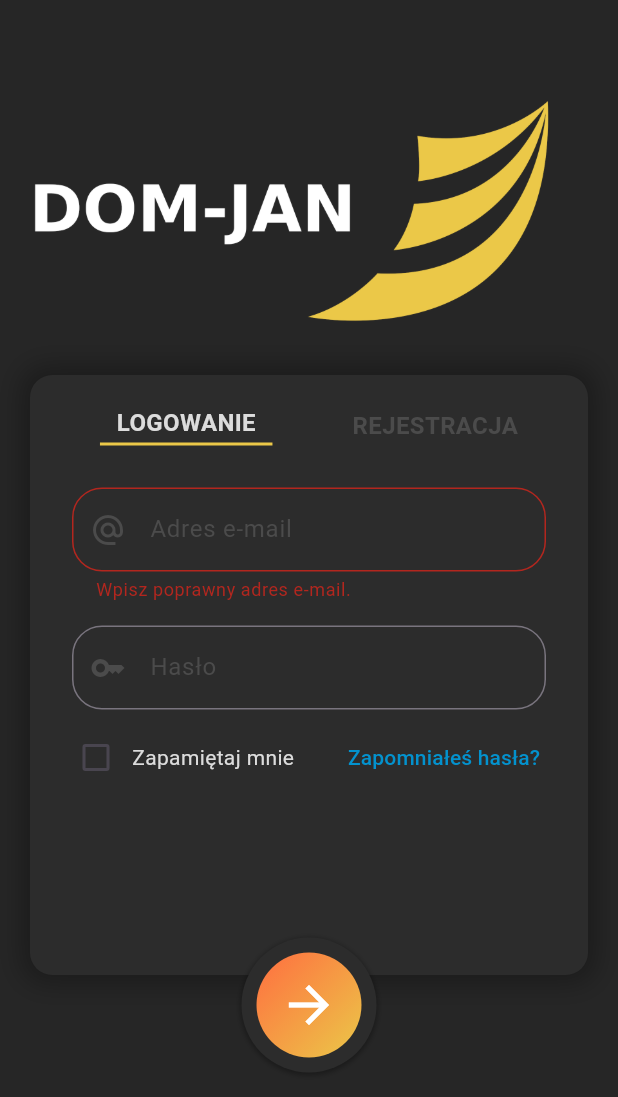
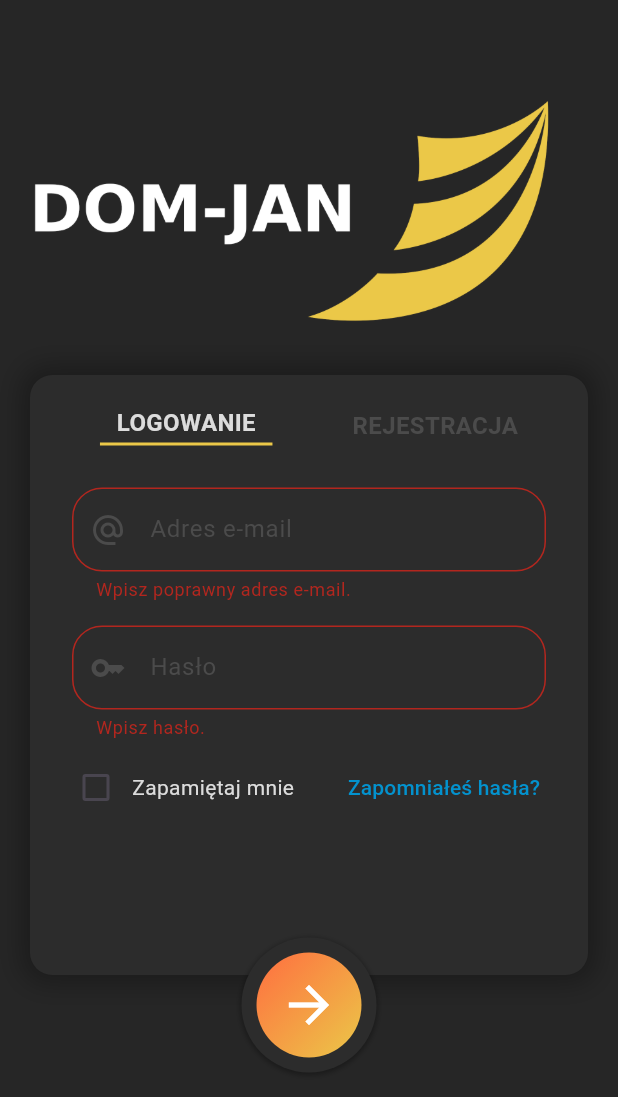
Before and after one commit to xnrado/domjan, a Flutter app: the screen it shows after launch, after a tap on the "arrow forward" icon, on a phone screen of 412 x 824 dp. Shown: the top 1097 px of the screen. Run offline on Flutter 3.47's test engine with Material 2 defaults, Android fonts, the phone set to English and light mode, and no system bars; our stand-ins replace firebase_auth, firebase_core, flutter_dotenv, shared_preferences, table_calendar; missing offline and left inert: mysql1; accounts and stored records are empty.

Commit message:
Misc work
- More work on the calendar
- New view for inputing the driver code '/code/'
- Rewrote a big chunk of Login View

```diff
--- a/lib/globals.dart
+++ b/lib/globals.dart
@@ -1,6 +1,4 @@
 library domjan.globals;
-
-import 'package:shared_preferences/shared_preferences.dart';
 
 var conn;
 var prefs;
--- a/lib/main.dart
+++ b/lib/main.dart
@@ -11,6 +11,7 @@ import 'firebase_options.dart';
 
 import 'views/login_view.dart';
 import 'views/home_view.dart';
+import 'views/code_view.dart';
 
 import 'globals.dart' as globals;
 
@@ -65,7 +66,11 @@ class MyApp extends StatelessWidget {
               FirebaseAuth.instance.signInWithEmailAndPassword(
                   email: preferences['email'] as String,
                   password: preferences['password'] as String);
-              return const HomeView();
+              if (preferences['code']?.isNotEmpty ?? false) {
+                return const HomeView();
+              } else {
+                return const CodeView();
+              }
             } else {
               return const LoginView();
             }
@@ -76,7 +81,8 @@ class MyApp extends StatelessWidget {
       ),
       routes: {
         '/login/': (context) => const LoginView(),
-        '/home/': (context) => const HomeView()
+        '/home/': (context) => const HomeView(),
+        '/code/': (context) => const CodeView()
       },
     );
   }
@@ -89,6 +95,7 @@ Future<Map> getPreferences() async {
   pref['email'] = globals.prefs.getString('email');
   pref['password'] = globals.prefs.getString('password');
   pref['isRememberMe'] = globals.prefs.getBool('remember');
+  pref['code'] = globals.prefs.getString('code');
 
   return pref;
 }
--- /dev/null
+++ b/lib/views/code_view.dart
@@ -0,0 +1,20 @@
+import 'package:firebase_auth/firebase_auth.dart';
+import 'package:flutter/material.dart';
+import 'package:shared_preferences/shared_preferences.dart';
+import '../palette.dart';
+
+import '../globals.dart' as globals;
+
+class CodeView extends StatefulWidget {
+  const CodeView({super.key});
+
+  @override
+  State<CodeView> createState() => _CodeViewState();
+}
+
+class _CodeViewState extends State<CodeView> {
+  @override
+  Widget build(BuildContext context) {
+    return const Placeholder();
+  }
+}
--- a/lib/views/home_view.dart
+++ b/lib/views/home_view.dart
@@ -100,10 +100,8 @@ class _HomeViewState extends State<HomeView> {
                   ),
                 ),
                 GestureDetector(
-                  onTap: () async {
-                    SharedPreferences pref =
-                        await SharedPreferences.getInstance();
-                    pref.setBool('remember', false);
+                  onTap: () {
+                    globals.prefs.setBool('remember', false);
                     FirebaseAuth.instance.signOut();
                     Navigator.of(context).pushNamedAndRemoveUntil(
                       '/login/',
@@ -131,9 +129,12 @@ class _HomeViewState extends State<HomeView> {
               BottomNavigationBarItem(
                 icon: Icon(Icons.home_filled),
                 label: 'Harmonogram',
-                  backgroundColor: Palette.appBarColor),
+                backgroundColor: Palette.appBarColor,
+              ),
               BottomNavigationBarItem(
-                  icon: Icon(Icons.calendar_month), label: 'Kalendarz')
+                icon: Icon(Icons.calendar_month),
+                label: 'Kalendarz',
+              ),
             ],
             selectedItemColor: Palette.domjanColor,
             unselectedItemColor: Palette.focusColor,
@@ -151,9 +152,9 @@ class _HomeViewState extends State<HomeView> {
                       [
                         const Text(
                           "Coś poszło nie tak, \nnie udało się pokazać kierowców.",
-                          style: TextStyle(color: Palette.errorColor),
+                          style: TextStyle(color: Palette.activeTextColor),
                           textAlign: TextAlign.center,
-                        )
+                        ),
                       ],
                 );
               },
@@ -164,10 +165,15 @@ class _HomeViewState extends State<HomeView> {
     );
   }
 
-  FutureBuilder<List<Widget>> timeline() {
+  Widget timeline() {
     return FutureBuilder(
       future: getAssignmentFields(),
       builder: (context, snapshot) {
+        if (snapshot.hasError) {
+          return const Text(
+            'Nie udało się załadować informacji.',
+          );
+        } else if (snapshot.hasData) {
           return ListView.separated(
             separatorBuilder: (context, index) => const Divider(
               color: Palette.activeTextColor,
@@ -181,6 +187,9 @@ class _HomeViewState extends State<HomeView> {
                   child: snapshot.data?[index]);
             },
           );
+        } else {
+          return const CircularProgressIndicator();
+        }
       },
     );
   }
@@ -189,6 +198,11 @@ class _HomeViewState extends State<HomeView> {
     return FutureBuilder(
       future: getAssignmentFields(),
       builder: (context, snapshot) {
+        if (snapshot.hasError) {
+          return const Text(
+            'Nie udało się załadować informacji.',
+          );
+        } else if (snapshot.hasData) {
           return TableCalendar(
             headerStyle: HeaderStyle(
                 titleTextStyle: TextStyle(color: Palette.domjanColor),
@@ -221,6 +235,9 @@ class _HomeViewState extends State<HomeView> {
               defaultTextStyle: TextStyle(color: Palette.activeTextColor),
             ),
           );
+        } else {
+          return const CircularProgressIndicator();
+        }
       },
     );
   }
--- a/lib/views/login_view.dart
+++ b/lib/views/login_view.dart
@@ -1,11 +1,8 @@
-import 'dart:developer';
+import 'package:firebase_auth/firebase_auth.dart';
+import 'package:flutter/material.dart';
+import '../palette.dart';
 
-import 'package:firebase_auth/firebase_auth.dart';
-import 'package:firebase_core/firebase_core.dart';
-import 'package:flutter/material.dart';
-import 'package:shared_preferences/shared_preferences.dart';
-import '../firebase_options.dart';
-import '../palette.dart';
+import '../globals.dart' as globals;
 
 class LoginView extends StatefulWidget {
   const LoginView({super.key});
@@ -17,7 +14,6 @@ class LoginView extends StatefulWidget {
 class _LoginViewState extends State<LoginView> {
   bool isSignupScreen = false;
   bool isRememberMe = false;
-  bool overwriteValid = false; // This is stupid, but it works.
 
   final _formKeyLogin = GlobalKey<FormState>();
   final _formKeySignup = GlobalKey<FormState>();
@@ -130,14 +126,14 @@ class _LoginViewState extends State<LoginView> {
                       )
                     ],
                   ),
-                  if (!isSignupScreen)
+                  if (isSignupScreen)
+                    buildSignupSection()
+                  else
                     buildLoginSection()
-                  else
-                    buildSignupSection()
                 ]),
               ),
             ),
-            // Button
+            // Login/Signup button
             Positioned(
               top: 625,
               left: 0,
@@ -161,90 +157,11 @@ class _LoginViewState extends State<LoginView> {
                     onTap: () async {
                       // Signup a new user
                       if (isSignupScreen) {
-                        if (_formKeySignup.currentState!.validate()) {
-                          final email = _emailSignup.text;
-                          final password = _passwordSignup.text;
+                        _formKeySignup.currentState!.validate();
 
-                          try {
-                            await FirebaseAuth.instance
-                                .createUserWithEmailAndPassword(
-                                    email: email, password: password);
-                            await FirebaseAuth.instance
-                                .signInWithEmailAndPassword(
-                                    email: email, password: password);
-                            final user = FirebaseAuth.instance.currentUser;
-                            if (user != null && !user.emailVerified) {
-                              user.sendEmailVerification();
-                            }
-                            ScaffoldMessenger.of(context).showSnackBar(
-                              const SnackBar(
-                                  content: Text(
-                                      'Na twój e-mail został wysłany link aktywacyjny!')),
-                            );
-                          } on FirebaseAuthException catch (e) {
-                            if (e.code == 'email-already-in-use') {
-                              ScaffoldMessenger.of(context).showSnackBar(
-                                const SnackBar(
-                                    content: Text(
-                                        'Konto z takim adresem e-mail już istnieje!')),
-                              );
-                            }
-                          }
-                        }
                         // Login an existing user
                       } else {
-                        overwriteValid = true;
-                        if (_formKeyLogin.currentState!.validate()) {
-                          final email = _emailLogin.text;
-                          final password = _passwordLogin.text;
-
-                          try {
-                            var user = await FirebaseAuth.instance
-                                .signInWithEmailAndPassword(
-                                    email: email, password: password);
-                            bool isEmailVerified =
-                                user.user?.emailVerified ?? false;
-                            // You haven't verified your e-mail
-                            if (!isEmailVerified) {
-                              FirebaseAuth.instance.currentUser
-                                  ?.sendEmailVerification();
-                              ScaffoldMessenger.of(context).showSnackBar(
-                                const SnackBar(
-                                    content: Text(
-                                        'Musisz zweryfikować swój adres e-mail!')),
-                              );
-                              // You have been logged in
-                            } else {
-                              SharedPreferences pref =
-                                  await SharedPreferences.getInstance();
-                              pref.setString('email', email);
-                              pref.setString('password', password);
-                              pref.setBool('remember', isRememberMe);
-                              ScaffoldMessenger.of(context).showSnackBar(
-                                const SnackBar(
-                                    content:
-                                        Text('Zostałeś pomyślnie zalogowany!')),
-                              );
-                              // Transition to the /home/ route
-                              Navigator.of(context).pushNamedAndRemoveUntil(
-                                '/home/',
-                                (route) => false,
-                              );
-                            }
-                            // Wrong login credentials
-                          } on FirebaseAuthException catch (e) {
-                            if (e.code == 'user-not-found' ||
-                                e.code == 'wrong-password') {
-                              ScaffoldMessenger.of(context).showSnackBar(
-                                const SnackBar(
-                                    content: Text(
-                                        'Konto z takimi danymi nie istnieje!')),
-                              );
-                              overwriteValid = false;
                         _formKeyLogin.currentState!.validate();
-                            }
-                          }
-                        }
                       }
                     },
                     child: Container(
@@ -261,7 +178,8 @@ class _LoginViewState extends State<LoginView> {
                         Icons.arrow_forward,
                         color: Colors.white,
                         size: 40,
-                        )),
+                      ),
+                    ),
                   ),
                 ),
               ),
@@ -371,7 +289,10 @@ class _LoginViewState extends State<LoginView> {
       padding: const EdgeInsets.all(8.0),
       child: Column(
         children: [
-          TextFormField(
+          FutureBuilder(
+            future: switchController(controller),
+            builder: (context, snapshot) {
+              return TextFormField(
                 controller: controller,
                 style: const TextStyle(color: Palette.activeTextColor),
                 obscureText: isPassword,
@@ -381,19 +302,24 @@ class _LoginViewState extends State<LoginView> {
                     prefixIcon: icon,
                     border: const OutlineInputBorder(
                         borderRadius: BorderRadius.all(Radius.circular(20.0)),
-                    borderSide: BorderSide(color: Palette.inactiveTextColor)),
+                        borderSide:
+                            BorderSide(color: Palette.inactiveTextColor)),
                     focusedBorder: const OutlineInputBorder(
                         borderRadius: BorderRadius.all(Radius.circular(20.0)),
                         borderSide:
                             BorderSide(width: 2, color: Palette.focusColor)),
                     hintText: hintText,
-                hintStyle: const TextStyle(color: Palette.inactiveTextColor)),
+                    hintStyle:
+                        const TextStyle(color: Palette.inactiveTextColor)),
                 validator: (value) {
-              var (text, valid) = switchController(controller);
+                  var text = snapshot.data?[0];
+                  var valid = snapshot.data?[1];
                   if (!valid) {
                     return text;
                   }
                   return null;
+                },
+              );
             },
           ),
         ],
@@ -401,34 +327,136 @@ class _LoginViewState extends State<LoginView> {
     );
   }
 
-  (String, bool) switchController(TextEditingController? controller) {
-    bool valid = false;
+  Future<List> switchController(TextEditingController? controller) async {
     // Signin
+    if ([_emailSignup, _passwordSignup, _confirmPassword]
+        .contains(controller)) {
+      bool emailValid = true;
+      bool passwordValid = true;
+      bool confirmPasswordValid = true;
+      // E-mail adress doesn't fit the regex
+      if (!RegExp(r"^[a-zA-Z0-9.a-zA-Z0-9.!#$%&'*+-/=?^_`{|}~]+@[a-zA-Z0-9]+\.[a-zA-Z]+")
+              .hasMatch(_emailSignup.text) &&
+          controller == _emailSignup) {
+        emailValid = false;
+        return ['Wpisz poprawny adres e-mail.', false];
+      }
+      // Password not inputted or shorter than 6 characters
+      if (_passwordSignup.text.isEmpty ||
+          _passwordSignup.text.length < 6 && controller == _passwordSignup) {
+        passwordValid = false;
+        return ['Hasło musi mieć przynajmniej 6 znaków.', false];
+      }
+      // Second password doesn't match the first one
+      if (_confirmPassword.text != _passwordSignup.text &&
+          controller == _confirmPassword) {
+        confirmPasswordValid = false;
+        return ['Hasła się ze sobą nie zgadzają.', false];
+      }
+      // If everything is OK, try to sign up the user
+      if (emailValid && passwordValid && confirmPasswordValid) {
+        try {
+          await FirebaseAuth.instance.createUserWithEmailAndPassword(
+              email: _emailSignup.text, password: _passwordSignup.text);
+          await FirebaseAuth.instance.signInWithEmailAndPassword(
+              email: _emailSignup.text, password: _passwordSignup.text);
+          final user = FirebaseAuth.instance.currentUser;
+          if (user != null && !user.emailVerified) {
+            user.sendEmailVerification();
+          }
+          ScaffoldMessenger.of(context).showSnackBar(
+            const SnackBar(
+                content:
+                    Text('Na twój e-mail został wysłany link aktywacyjny!')),
+          );
+          // If sign up is succesful, return everything as valid
+          return ['', true];
+          // Email already in use
+        } on FirebaseAuthException catch (e) {
+          if (e.code == 'email-already-in-use') {
             if (controller == _emailSignup) {
-      valid = RegExp(
-              r"^[a-zA-Z0-9.a-zA-Z0-9.!#$%&'*+-/=?^_`{|}~]+@[a-zA-Z0-9]+\.[a-zA-Z]+")
-          .hasMatch(_emailSignup.text);
-      return ('Wpisz poprawny adres e-mail.', valid);
-    } else if (controller == _passwordSignup) {
-      valid =
-          _passwordSignup.text.isNotEmpty && _passwordSignup.text.length > 5;
-      return ('Hasło musi mieć przynajmniej 6 znaków.', valid);
-    } else if (controller == _confirmPassword) {
-      valid = _confirmPassword.text == _passwordSignup.text;
-      return ('Hasła się ze sobą nie zgadzają.', valid);
-      // Login
-    } else if (controller == _passwordLogin) {
-      valid = overwriteValid ? true : false;
-      return ('Hasło lub adres e-mail się ze sobą nie zgadzają.', valid);
-    } else if (controller == _emailLogin) {
-      valid = RegExp(
-              r"^[a-zA-Z0-9.a-zA-Z0-9.!#$%&'*+-/=?^_`{|}~]+@[a-zA-Z0-9]+\.[a-zA-Z]+")
-          .hasMatch(_emailLogin.text);
-      return ('Wpisz poprawny adres e-mail.', valid);
-      // ???
-    } else {
-      valid = false;
-      return (' ', valid);
+              return ['Konto z takim adresem e-mail już istnieje.', false];
             }
           }
         }
+      }
+
+      // This is needed so valid inputs aren't registered as invalid
+      return ['', true];
+      // Login
+    } else {
+      bool emailValid = true;
+      bool passwordValid = true;
+      // E-mail adress doesn't fit the regex
+      if (!RegExp(r"^[a-zA-Z0-9.a-zA-Z0-9.!#$%&'*+-/=?^_`{|}~]+@[a-zA-Z0-9]+\.[a-zA-Z]+")
+              .hasMatch(_emailLogin.text) &&
+          controller == _emailLogin) {
+        emailValid = false;
+        return ['Wpisz poprawny adres e-mail.', false];
+      }
+      // Password not inputted
+      if (_passwordSignup.text.isEmpty && controller == _passwordLogin) {
+        passwordValid = false;
+        return ['Wpisz hasło.', false];
+      }
+      // If everything is OK, try to login the user
+      if (emailValid && passwordValid) {
+        try {
+          var user = await FirebaseAuth.instance.signInWithEmailAndPassword(
+              email: _emailLogin.text, password: _passwordLogin.text);
+          // The email isn't verified
+          if (!(user.user?.emailVerified ?? false)) {
+            FirebaseAuth.instance.currentUser?.sendEmailVerification();
+            ScaffoldMessenger.of(context).showSnackBar(
+              const SnackBar(
+                  content: Text('Musisz zweryfikować swój adres e-mail!')),
+            );
+
+            if (controller == _emailLogin) {
+              return [
+                'Ten e-mail nie został zweryfikowany, sprawdź pocztę.',
+                false
+              ];
+            } else {
+              return ['', true];
+            }
+            // You have been logged in
+          } else {
+            globals.prefs.setString('email', _emailLogin.text);
+            globals.prefs.setString('password', _passwordLogin.text);
+            globals.prefs.setBool('remember', isRememberMe);
+            ScaffoldMessenger.of(context).showSnackBar(
+              const SnackBar(content: Text('Zostałeś pomyślnie zalogowany!')),
+            );
+            // Check if the driver has a valid code and route
+            if (globals.prefs.getString('code')?.isNotEmpty ?? false) {
+              Navigator.of(context).pushNamedAndRemoveUntil(
+                '/home/',
+                (route) => false,
+              );
+            } else {
+              Navigator.of(context).pushNamedAndRemoveUntil(
+                '/code/',
+                (route) => false,
+              );
+            }
+
+            return ['', true];
+          }
+          // Wrong login credentials
+        } on FirebaseAuthException catch (e) {
+          if (e.code == 'user-not-found' || e.code == 'wrong-password') {
+            if (controller == _emailLogin) {
+              return ['Konto z takimi danymi nie istnieje.', false];
+            } else {
+              return ['', true];
+            }
+          }
+        }
+      }
+
+      // This is needed so valid inputs aren't registered as invalid
+      return ['', true];
+    }
+  }
+}
```
Lines whose indentation alone changed are shown as unchanged.
